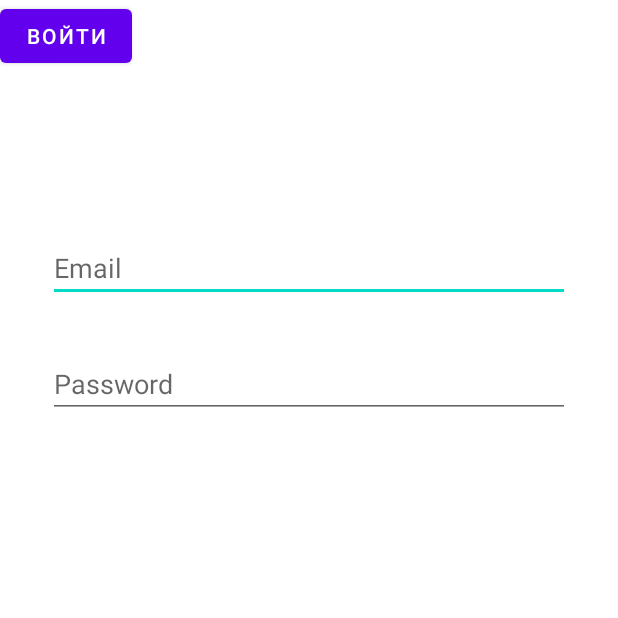
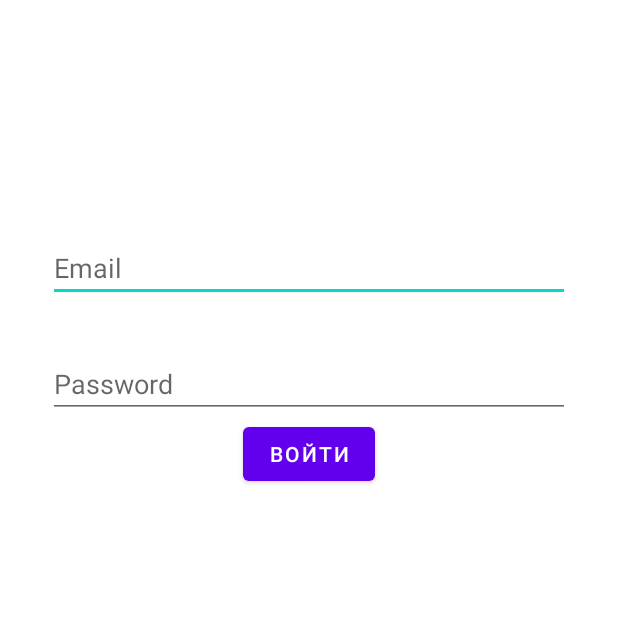
Before and after one commit to downwine/Pisos, an Android app: the screen it shows after launch (LoginActivity), on a phone screen of 412 x 824 dp, the top half of it. Run offline under Robolectric (Android 15) with nearby library versions, the phone set to English and light mode, and no system bars; our stand-ins replace Firebase (no records; nobody signed in at launch, a user with empty details on screens opened directly).

Commit message:
knop ochka

```diff
--- a/app/src/main/java/com/example/myapplication/MainActivity.java
+++ b/app/src/main/java/com/example/myapplication/MainActivity.java
@@ -213,7 +213,6 @@ public class MainActivity extends AppCompatActivity implements CalendarAdapter.O
         startActivity(i);
     }
 
-
 //    private PopupWindow myPopUp;
 //    private Button prisoner1;
 
--- a/app/src/main/res/layout/login_layout.xml
+++ b/app/src/main/res/layout/login_layout.xml
@@ -35,10 +35,11 @@
 
     <Button
         android:id="@+id/button4"
-        android:layout_width="0dp"
         android:layout_height="wrap_content"
+        android:layout_width="wrap_content"
         android:onClick="onClickSignIn"
         android:text="Войти"
-        tools:layout_editor_absoluteX="161dp"
-        tools:layout_editor_absoluteY="317dp" />
+        app:layout_constraintEnd_toEndOf="parent"
+        app:layout_constraintStart_toStartOf="parent"
+        app:layout_constraintTop_toBottomOf="@+id/edPassword" />
 </androidx.constraintlayout.widget.ConstraintLayout>
```
